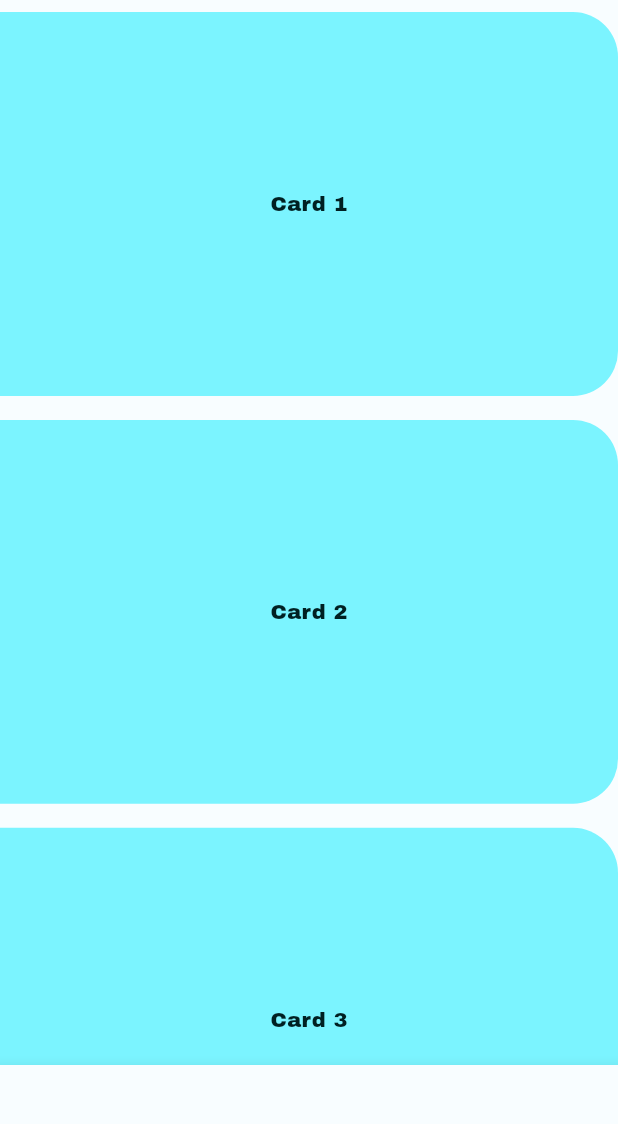
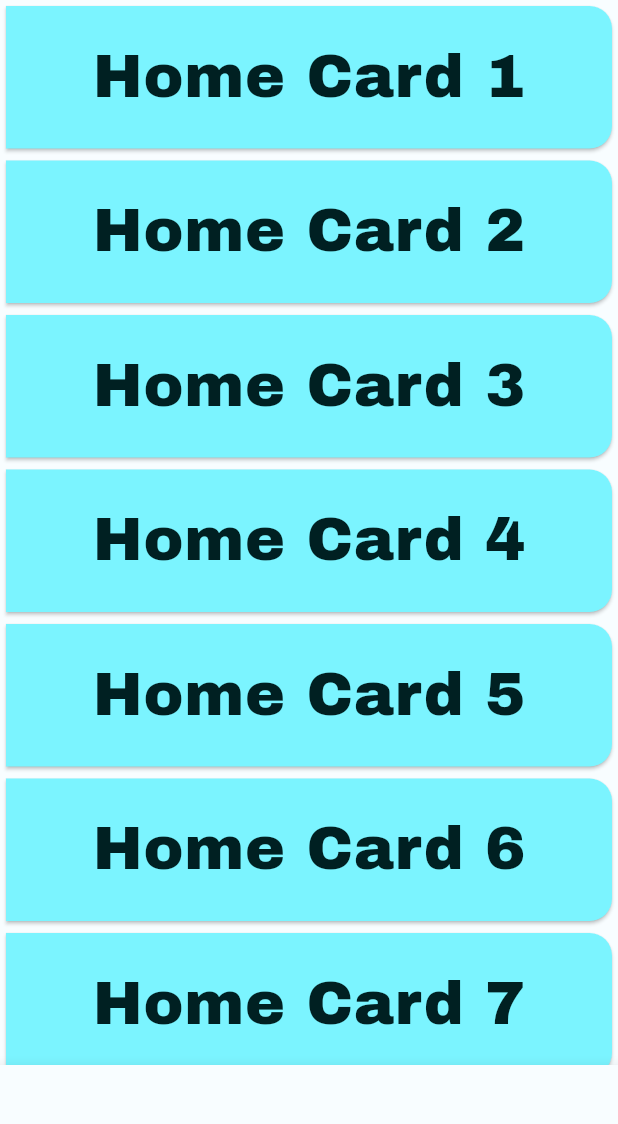
Before and after one commit to pragarwal4250/restaurant_management, a Flutter app: the screen it shows after launch, on a phone screen of 412 x 824 dp, the part 84-1208 px from its top. Run offline on Flutter 3.47's test engine with Material 3 defaults, Android fonts, the light colour scheme and no system bars; our stand-ins replace dynamic_color, google_fonts.

Commit message:
Cards and slivers setup

```diff
--- a/lib/main_scaffold.dart
+++ b/lib/main_scaffold.dart
@@ -15,9 +15,9 @@ class _MainScaffoldState extends State<MainScaffold> {
 
   final List<Widget> _childern = [
     HomeScreen(),
-    const MenuScreen(),
-    const CartScreen(),
-    const ProfileScreen(),
+    MenuScreen(),
+    CartScreen(),
+    ProfileScreen(),
   ];
 
   @override
@@ -39,8 +39,9 @@ class _MainScaffoldState extends State<MainScaffold> {
                 ),
             ),
             expandedHeight: 0,
-            floating: false,
-            pinned: true,
+            floating: true,
+            snap: true,
+            pinned: false,
             backgroundColor: theme.colorScheme.primaryContainer,
             titleTextStyle: theme.textTheme.headlineLarge,
           ),
--- a/lib/screens/home.dart
+++ b/lib/screens/home.dart
@@ -2,11 +2,11 @@ import 'package:flutter/cupertino.dart';
 import 'package:flutter/material.dart';
 import 'package:flutter/widgets.dart';
 
-class RoundedCard extends StatelessWidget {
+class HomeRoundedCard extends StatelessWidget {
   final String title;
   final int index;
 
-  const RoundedCard({
+  const HomeRoundedCard({
     super.key,
     required this.title,
     required this.index,
@@ -18,25 +18,21 @@ class RoundedCard extends StatelessWidget {
     final ThemeData theme = Theme.of(context);
 
     return SizedBox(
-      width: MediaQuery.of(context).size.width * 0.8, // Adjust width as needed
-      height: MediaQuery.of(context).size.height * 0.33, // Adjust height as needed
-      child: Align(
-        alignment: Alignment.centerLeft,
-        child: Container(
-          margin: const EdgeInsets.symmetric(vertical: 8.0),
-          decoration: BoxDecoration(
+      width: MediaQuery.of(context).size.width * 0.8,
+      height: MediaQuery.of(context).size.height * 0.125,
+      child: Card(
         color: theme.colorScheme.secondaryContainer,
-            borderRadius: const BorderRadius.only(
-              topRight: Radius.circular(30.0),
-              bottomRight: Radius.circular(30.0),
+        shape: const RoundedRectangleBorder(
+          borderRadius: BorderRadius.only(
+            topRight: Radius.circular(15),
+            bottomRight: Radius.circular(15),
           ),
         ),
         child: Center(
           child: Text(
             title,
-              style: TextStyle(
+            style: theme.textTheme.bodyLarge!.copyWith(
               color: theme.colorScheme.onSecondaryContainer,
-              ),
             ),
           ),
         ),
@@ -48,20 +44,17 @@ class RoundedCard extends StatelessWidget {
 class HomeScreen extends StatelessWidget {
   HomeScreen({super.key});
 
-  final List<String> titles = [
-    'Card 1',
-    'Card 2',
-    'Card 3',
-    'Card 4',
-    'Card 5',
-  ];
+  final List<String> titles = List.generate(
+  25, // Replace 12 with the desired size n
+  (index) => 'Home Card ${index + 1}',
+  );
 
   @override
   Widget build(BuildContext context) {
     return SliverList(
       delegate: SliverChildBuilderDelegate(
         (BuildContext context, int index) {
-          return RoundedCard(
+          return HomeRoundedCard(
             title: titles[index],
             index: index,
             );
--- a/lib/theme/text.dart
+++ b/lib/theme/text.dart
@@ -9,5 +9,8 @@ const fontTheme = TextTheme(
   ),
   displayMedium: TextStyle(
     fontSize: 30,
-  )
+  ),
+  bodyLarge: TextStyle(
+    fontSize: 40,
+  ),
 );
```
Also changed, not shown: lib/screens/cart.dart (+58 -4 lines), lib/screens/menu.dart (+58 -4 lines), lib/screens/profile.dart (+58 -4 lines). Lines whose indentation alone changed are shown as unchanged.
